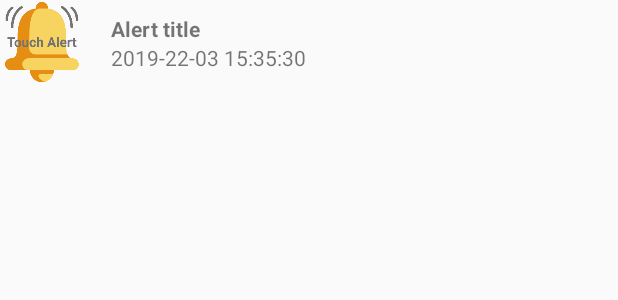
After one commit to acanoenfr/touch-alert, an Android app: the layout alert_item.xml on its own in the app's theme, with its tools: preview values and no code run, on a phone screen of 412 x 824 dp. The commit adds this screen. Shown: the top 300 px of the screen. Run offline under Robolectric (Android 15) with nearby library versions, the phone set to English and light mode, and no system bars.

```diff
--- /dev/null
+++ b/app/src/main/res/layout/alert_item.xml
@@ -0,0 +1,35 @@
+<?xml version="1.0" encoding="utf-8"?>
+<LinearLayout xmlns:android="http://schemas.android.com/apk/res/android"
+    android:orientation="horizontal"
+    android:layout_width="match_parent"
+    android:layout_height="wrap_content">
+
+    <ImageView
+        android:layout_width="56dp"
+        android:layout_height="56dp"
+        android:src="@mipmap/ic_touch_alert"
+        android:id="@+id/alertImage" />
+
+    <LinearLayout
+        android:layout_width="wrap_content"
+        android:layout_height="wrap_content"
+        android:orientation="vertical"
+        android:layout_marginTop="9dp"
+        android:layout_marginLeft="18dp">
+
+        <TextView
+            android:layout_width="wrap_content"
+            android:layout_height="wrap_content"
+            android:textStyle="bold"
+            android:text="Alert title"
+            android:id="@+id/alertTitle" />
+
+        <TextView
+            android:layout_width="wrap_content"
+            android:layout_height="wrap_content"
+            android:text="2019-22-03 15:35:30"
+            android:id="@+id/alertDate" />
+
+    </LinearLayout>
+
+</LinearLayout>
```
Also changed, not shown: app/src/main/java/fr/acanoen/touchalert/Alert.java (added, +30 -0 lines), app/src/main/java/fr/acanoen/touchalert/NotificationFragment.java (+20 -3 lines), app/src/main/java/fr/acanoen/touchalert/RecyclerViewAdapter.java (added, +60 -0 lines), app/src/main/res/layout/fragment_notification.xml (+8 -0 lines).
